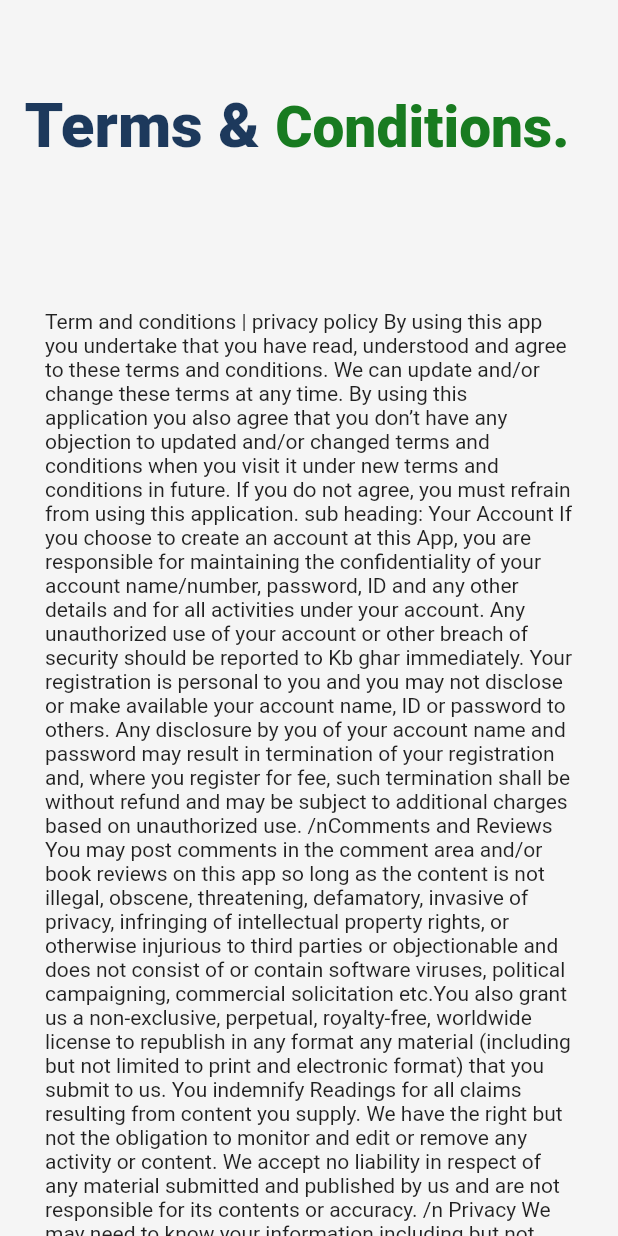
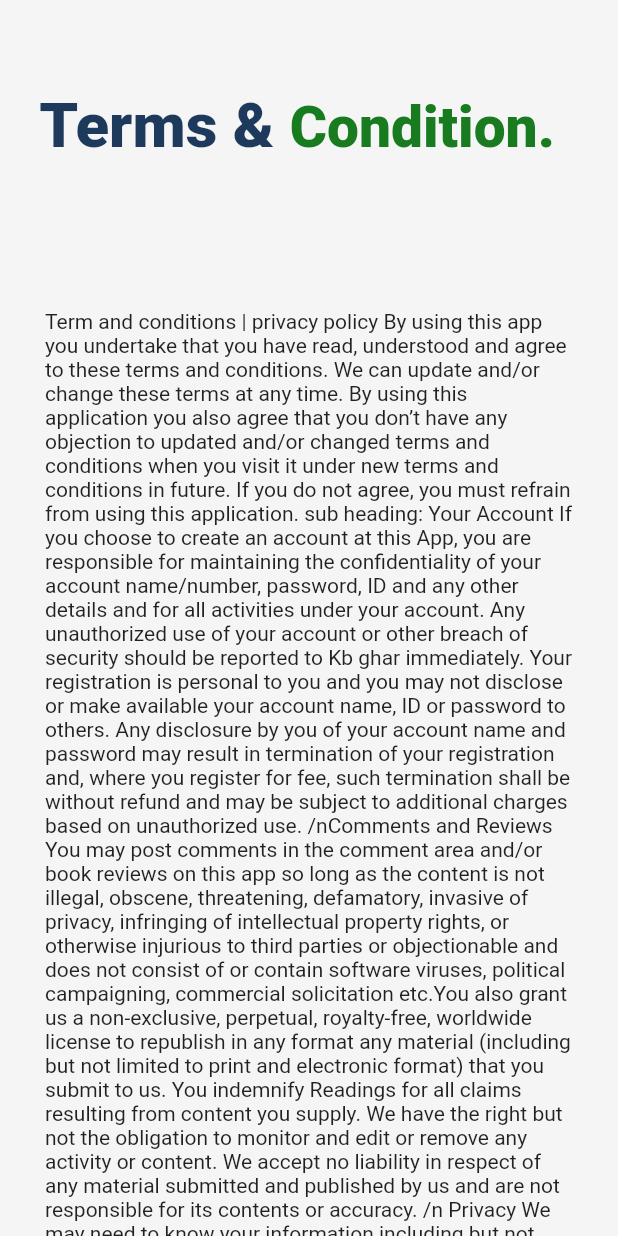
Before and after one commit to ztalha6/BookShop, a Flutter app: the Terms screen opened directly, on a phone screen of 412 x 824 dp. Run offline on Flutter 3.47's test engine with Material 2 defaults, Android fonts, the light colour scheme and no system bars; our stand-ins replace bottom_navy_bar, carousel_slider, dropdown_search, flutter_form_builder, flutter_login, flutter_spinkit and 5 more; missing offline and left inert: animated_splash, animated_text, country_state_city_picker.

Commit message:
second comit

```diff
--- a/lib/pages/termsandconditions.dart
+++ b/lib/pages/termsandconditions.dart
@@ -34,7 +34,7 @@ class _TermsState extends State<Terms> {
                             color: Color(0xff1d395c)),
                         children: <TextSpan>[
                           TextSpan(
-                            text: 'Conditions.',
+                            text: 'Condition.',
                             style: TextStyle(
                                 fontWeight: FontWeight.w800,
                                 fontSize:
```
